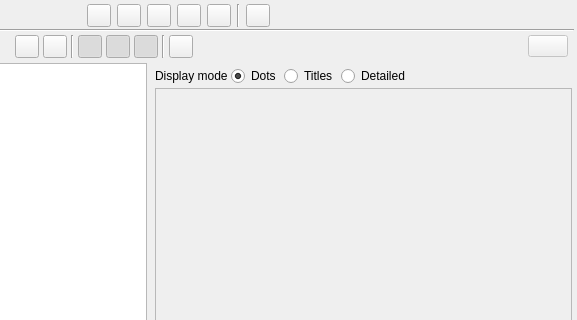
zkovari/plotlyst, file ui/scenes_view.ui: the form before one commit; both pictures show x 219 to 796 and y 0 to 320 of the 796 by 664 pixel window.
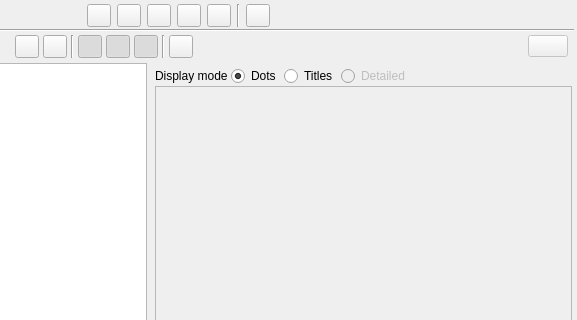
The form after the commit. Custom widgets are drawn as their Qt base class.

Commit message: scene title

Patch:
```diff
--- a/ui/scenes_view.ui
+++ b/ui/scenes_view.ui
@@ -955,7 +955,7 @@
              <widget class="QWidget" name="pageStorymap">
               <layout class="QVBoxLayout" name="verticalLayout_9">
                <property name="spacing">
-                <number>2</number>
+                <number>0</number>
                </property>
                <property name="leftMargin">
                 <number>0</number>
@@ -1012,6 +1012,9 @@
                  </item>
                  <item>
                   <widget class="QRadioButton" name="rbDetailed">
+                   <property name="enabled">
+                    <bool>false</bool>
+                   </property>
                    <property name="cursor">
                     <cursorShape>PointingHandCursor</cursorShape>
                    </property>
@@ -1049,7 +1052,7 @@
                     <x>0</x>
                     <y>0</y>
                     <width>408</width>
-                    <height>553</height>
+                    <height>555</height>
                    </rect>
                   </property>
                   <property name="sizePolicy">
```
The commit also changes 1 other file.
